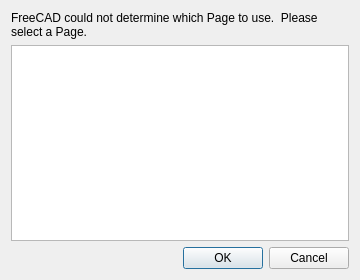
Old version of the form src/Mod/TechDraw/Gui/DlgPageChooser.ui in the repository southseact-3d/fcd.
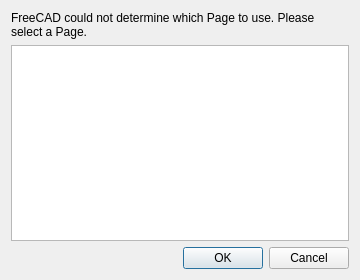
New version of the form.

The edit to the form file:
```diff
--- a/src/Mod/TechDraw/Gui/DlgPageChooser.ui
+++ b/src/Mod/TechDraw/Gui/DlgPageChooser.ui
@@ -26,7 +26,7 @@
    <item>
     <widget class="QLabel" name="lPrompt">
      <property name="text">
-      <string>FreeCAD could not determine which Page to use.  Please select a Page.</string>
+      <string>FreeCAD could not determine which Page to use. Please select a Page.</string>
      </property>
      <property name="wordWrap">
       <bool>true</bool>
```
